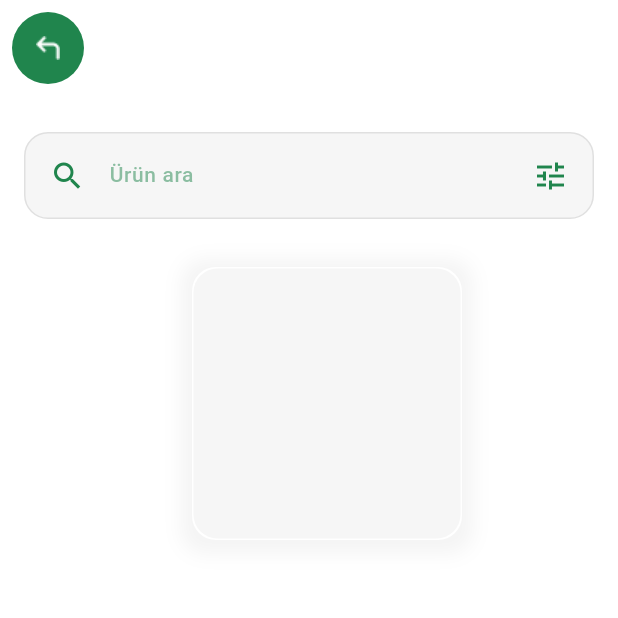
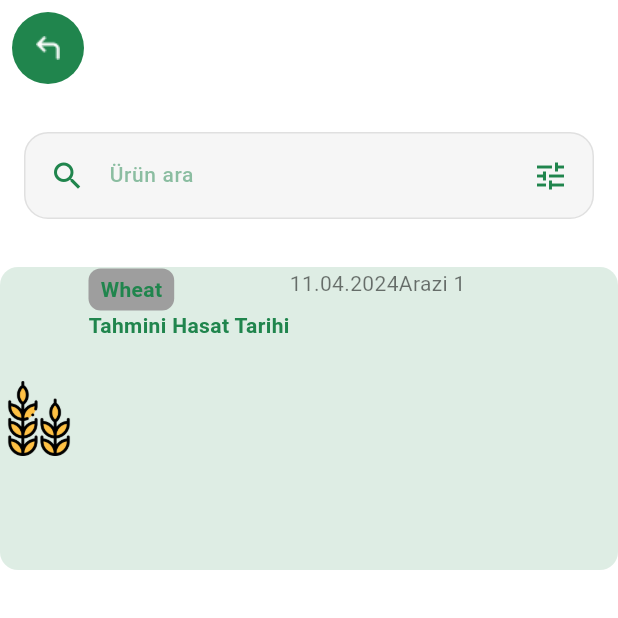
Before and after one commit to Mudrowe/Toprak-Rehberi, a Flutter app: the ProductsScreen screen opened directly, on a phone screen of 412 x 824 dp, the top half of it. Run offline on Flutter 3.47's test engine with Material 3 defaults, Android fonts, the phone set to English and light mode, and no system bars; our stand-ins replace get, logger.

Commit message:
Change the logic of product cards

```diff
--- a/lib/common/widgets/custom_shapes/containers/rounded_container.dart
+++ /dev/null
@@ -1,43 +0,0 @@
-import 'package:flutter/material.dart';
-import 'package:toprak_rehberi/utils/constants/colors.dart';
-import 'package:toprak_rehberi/utils/constants/sizes.dart';
-
-class TRoundedContainer extends StatelessWidget {
-  const TRoundedContainer({
-    super.key,
-    this.width,
-    this.height,
-    this.padding,
-    this.margin,
-    this.child,
-    this.radius = TSizes.cardRadiusLg,
-    this.showBorder = false,
-    this.borderColor = TColors.borderPrimary,
-    this.backgroundColor = TColors.white,
-  });
-
-  final double? width;
-  final double? height;
-  final EdgeInsetsGeometry? padding;
-  final EdgeInsetsGeometry? margin;
-  final Widget? child;
-  final double radius;
-  final bool showBorder;
-  final Color borderColor;
-  final Color backgroundColor;
-
-  @override
-  Widget build(BuildContext context) {
-    return Container(
-      width: width,
-      height: height,
-      padding: padding,
-      margin: margin,
-      decoration: BoxDecoration(
-        color: backgroundColor,
-        borderRadius: BorderRadius.circular(radius),
-        border: showBorder ? Border.all(color: borderColor) : null,
-      ),
-    );
-  }
-}
--- a/lib/common/widgets/images/t_rounded_image.dart
+++ /dev/null
@@ -1,52 +0,0 @@
-import 'package:flutter/material.dart';
-import 'package:toprak_rehberi/utils/constants/colors.dart';
-import 'package:toprak_rehberi/utils/constants/sizes.dart';
-
-class TRoundedImage extends StatelessWidget {
-  const TRoundedImage({
-    super.key,
-    this.width,
-    this.height,
-    required this.imageUrl,
-    this.applyImageRadius = true,
-    this.border,
-    this.backgroundColor = TColors.light,
-    this.fit,
-    this.padding,
-    this.onPressed,
-    this.borderRadius = TSizes.md,
-  });
-
-  final double? width, height;
-  final String imageUrl;
-  final bool applyImageRadius;
-  final BoxBorder? border;
-  final Color backgroundColor;
-  final BoxFit? fit;
-  final EdgeInsetsGeometry? padding;
-  final VoidCallback? onPressed;
-  final double borderRadius;
-
-  @override
-  Widget build(BuildContext context) {
-    return GestureDetector(
-      onTap: onPressed,
-      child: Container(
-        width: width,
-        height: height,
-        padding: padding,
-        decoration: BoxDecoration(
-          border: border,
-          color: backgroundColor,
-          borderRadius: BorderRadius.circular(borderRadius),
-        ),
-        child: ClipRRect(
-          borderRadius: applyImageRadius
-              ? BorderRadius.circular(borderRadius)
-              : BorderRadius.zero,
-          child: Image(image: AssetImage(imageUrl) as ImageProvider, fit: fit),
-        ),
-      ),
-    );
-  }
-}
--- a/lib/common/widgets/products/product_cards/product_card.dart
+++ b/lib/common/widgets/products/product_cards/product_card.dart
@@ -1,54 +1,82 @@
 import 'package:flutter/material.dart';
-import 'package:toprak_rehberi/common/styles/shadows.dart';
-import 'package:toprak_rehberi/common/widgets/custom_shapes/containers/rounded_container.dart';
-import 'package:toprak_rehberi/common/widgets/images/t_rounded_image.dart';
 import 'package:toprak_rehberi/utils/constants/colors.dart';
 import 'package:toprak_rehberi/utils/constants/image_strings.dart';
-import 'package:toprak_rehberi/utils/constants/sizes.dart';
 import 'package:toprak_rehberi/utils/helpers/helper_functions.dart';
 
 class TProductCard extends StatelessWidget {
-  const TProductCard({super.key});
+  const TProductCard(
+      {super.key,
+      this.productName = 'Wheat',
+      this.harvestDate = "11.04.2024",
+      this.fieldName = "Arazi 1",
+      this.imagePath = TImages.wheat});
+
+  final String productName;
+  final String harvestDate;
+  final String fieldName;
+  final String imagePath;
 
   @override
   Widget build(BuildContext context) {
     final dark = THelperFunctions.isDarkMode(context);
 
-    return GestureDetector(
-      onTap: () {},
-      child: Container(
-        width: 180,
+    return Container(
       padding: const EdgeInsets.all(1),
       decoration: BoxDecoration(
-          boxShadow: [TShadowStyle.productShadow],
-          borderRadius: BorderRadius.circular(TSizes.productImageRadius),
-          color: dark ? TColors.darkerGrey : TColors.white,
+        color: TColors.softGreen,
+        borderRadius: BorderRadius.circular(12),
       ),
-        child: Column(
+      child: Row(
+        crossAxisAlignment: CrossAxisAlignment.start,
         children: [
-            TRoundedContainer(
-              height: 180,
-              padding: const EdgeInsets.all(TSizes.sm),
-              backgroundColor: dark ? TColors.dark : TColors.light,
-              child: Stack(
+          Image.asset(
+            imagePath,
+            height: 200,
+            width: 50,
+          ),
+          const SizedBox(
+            width: 8,
+          ),
+          Column(
+            crossAxisAlignment: CrossAxisAlignment.start,
             children: [
-                  // Thumbnail Image
-                  const TRoundedImage(
-                    imageUrl: TImages.wheat,
-                    applyImageRadius: true,
+              Container(
+                padding: const EdgeInsets.symmetric(horizontal: 8, vertical: 4),
+                decoration: BoxDecoration(
+                  color: Colors.grey,
+                  borderRadius: BorderRadius.circular(8),
                 ),
-
-                  TRoundedContainer(
-                    radius: TSizes.sm,
-                    backgroundColor: TColors.primaryColor.withOpacity(0.8),
-                    padding: const EdgeInsets.symmetric(
-                        horizontal: TSizes.sm, vertical: TSizes.xs),
-                  )
+                child: Text(
+                  productName,
+                  style: const TextStyle(
+                    fontWeight: FontWeight.bold,
+                  ),
+                ),
+              ),
+              const SizedBox(width: 8.0),
+              const Text(
+                'Tahmini Hasat Tarihi',
+                style: TextStyle(
+                  fontWeight: FontWeight.bold,
+                ),
+              ),
             ],
           ),
-            )
+          const SizedBox(height: 8.0),
+          Text(
+            harvestDate,
+            style: const TextStyle(
+              color: Colors.black54,
+            ),
+          ),
+          const SizedBox(height: 8.0),
+          Text(
+            fieldName,
+            style: const TextStyle(
+              color: Colors.black54,
+            ),
+          ),
         ],
-        ),
       ),
     );
   }
--- a/lib/features/main_pages/products/products.dart
+++ b/lib/features/main_pages/products/products.dart
@@ -23,14 +23,7 @@ class ProductsScreen extends StatelessWidget {
             SizedBox(
               height: TSizes.spaceBtwSections,
             ),
-            Padding(
-              padding: EdgeInsets.only(left: TSizes.defaulSpace),
-              child: Column(
-                children: [
-                  TProductCard(),
-                ],
-              ),
-            ),
+            TProductCard(),
           ],
         ),
       ),
```
Lines whose indentation alone changed are shown as unchanged.
